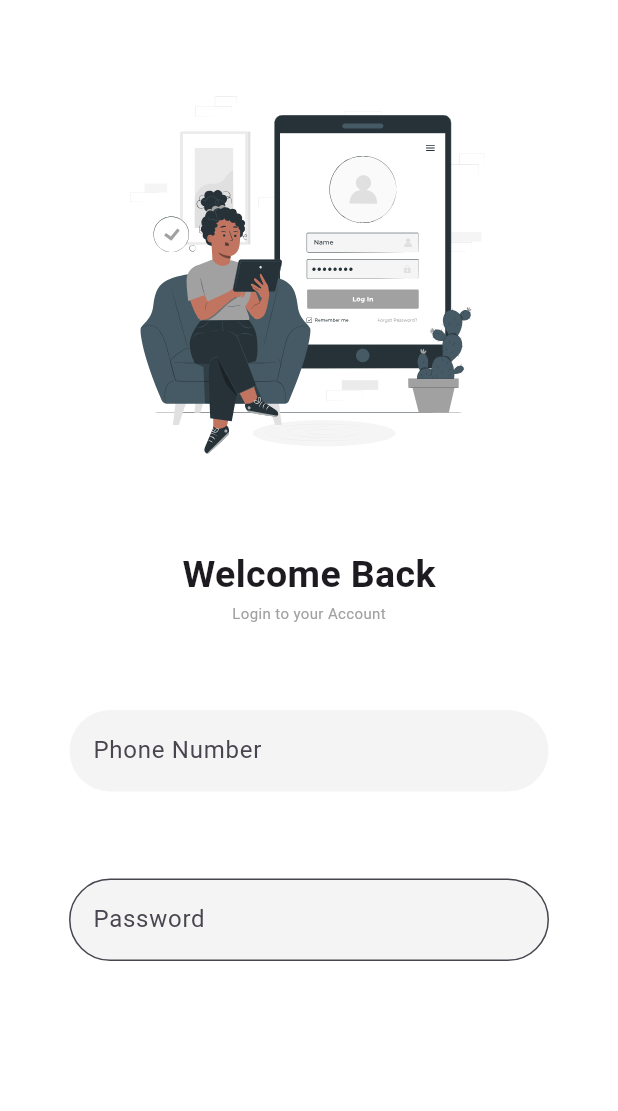
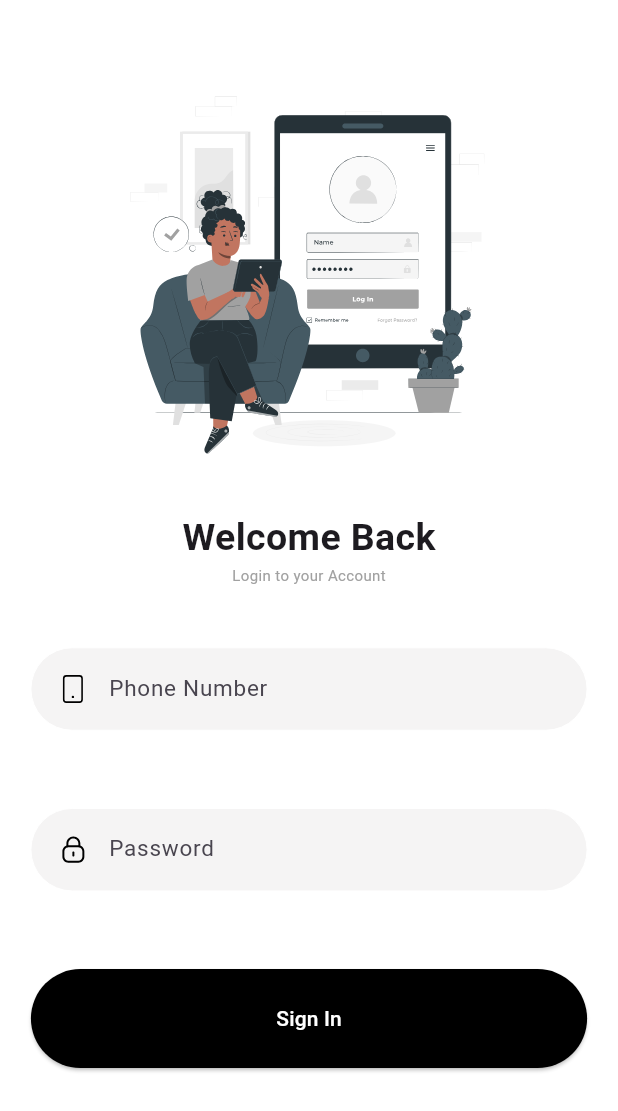
Before and after one commit to GuavaMZ/oraxcrmapp, a Flutter app: the screen it shows after launch, on a phone screen of 412 x 824 dp. Shown: the top 1111 px of the screen. Run offline on Flutter 3.47's test engine with Material 3 defaults, Android fonts, the phone set to English and light mode, and no system bars; our stand-ins replace carousel_slider, dio, flutter_localization, flutter_svg, go_router, motion_tab_bar; missing offline and left inert: simple_connection_checker.

```diff
--- a/lib/presentation/login/view/login_view.dart
+++ b/lib/presentation/login/view/login_view.dart
@@ -27,7 +27,7 @@ class _LoginViewState extends State<LoginView> {
             ),
             SvgPicture.asset('assets/images/tablet.svg'),
             SizedBox(
-              height: displayHeight(context) * 0.07,
+              height: displayHeight(context) * 0.04,
             ),
             Text(
               AppStrings.welcomeBack.getString(context),
@@ -41,16 +41,24 @@ class _LoginViewState extends State<LoginView> {
                   color: Color(0xffA1A1A1)),
             ),
             SizedBox(
-              height: displayHeight(context) * 0.07,
+              height: displayHeight(context) * 0.05,
             ),
             SizedBox(
-              width: 320,
+             width: displayWidth(context) * 0.9,
+                height: displayHeight(context) * 0.08,
               child: TextField(
                 obscureText: false,
                 decoration: InputDecoration(
+                  prefixIcon: Container(
+                    padding: const EdgeInsets.all(9.5),
+                    margin: const EdgeInsets.only(left: 8.0),
+                    child: SvgPicture.asset(
+                      'assets/images/phone.svg',
+                    ),
+                  ),
                   filled: true,
                   fillColor: const Color(0xffF5F4F4),
-                  labelText: AppStrings.phoneNumber.getString(context),
+                  hintText: AppStrings.phoneNumber.getString(context),
                   enabledBorder: const OutlineInputBorder(
                     borderRadius: BorderRadius.all(Radius.circular(30)),
                     borderSide: BorderSide(width: 0, color: Color(0xffffffff)),
@@ -69,24 +77,56 @@ class _LoginViewState extends State<LoginView> {
               ),
             ),
             SizedBox(
-              height: displayHeight(context) * 0.07,
+              height: displayHeight(context) * 0.050,
             ),
             SizedBox(
-              width: 320,
+             width: displayWidth(context) * 0.9,
+                height: displayHeight(context) * 0.08,
               child: TextField(
                 obscureText: true,
                 decoration: InputDecoration(
+                  prefixIcon: Container(
+                    padding: const EdgeInsets.all(9.5),
+                    margin: const EdgeInsets.only(left: 8.0),
+                    child: SvgPicture.asset(
+                      'assets/images/Lock.svg',
+                    ),
+                  ),
                   filled: true,
                   fillColor: const Color(0xffF5F4F4),
-                  labelText: AppStrings.password.getString(context),
-                  border: const OutlineInputBorder(
+                  hintText: AppStrings.password.getString(context),
+
+                  enabledBorder: const OutlineInputBorder(
                     borderRadius: BorderRadius.all(Radius.circular(30)),
+                    borderSide: BorderSide(width: 0, color: Color(0xffffffff)),
                   ),
+                  focusedBorder: const OutlineInputBorder(
+                    borderRadius: BorderRadius.all(Radius.circular(30)),
+                    borderSide: BorderSide(width: 0, color: Color(0xffffffff)),
+                  ),
+                  // border: const OutlineInputBorder(
+                  //   borderRadius: BorderRadius.all(Radius.circular(30)),
+                  //   borderSide: BorderSide(width: 0, color: Color(0xffffffff)),
+                  // ),
                 ),
                 style: const TextStyle(
                     fontSize: 15, fontWeight: FontWeight.normal),
               ),
-            )
+            ),
+            SizedBox(
+              height: displayHeight(context) * 0.050,
+            ),
+            SizedBox(
+                width: displayWidth(context) * 0.9,
+                height: displayHeight(context) * 0.08,
+                child: ElevatedButton(
+                  onPressed: () {},
+                  child: Text(AppStrings.signIn.getString(context),
+                      style: TextStyle(color: ColorsManager.fontColor3)),
+                  style: ElevatedButton.styleFrom(
+                    backgroundColor: Color.fromARGB(255, 0, 0, 0),
+                  ),
+                ))
           ]),
         ),
       ),
```
Also changed, not shown: assets/images/Lock.svg (added), assets/images/phone.svg (renamed from assets/images/smartphone 2.svg).
